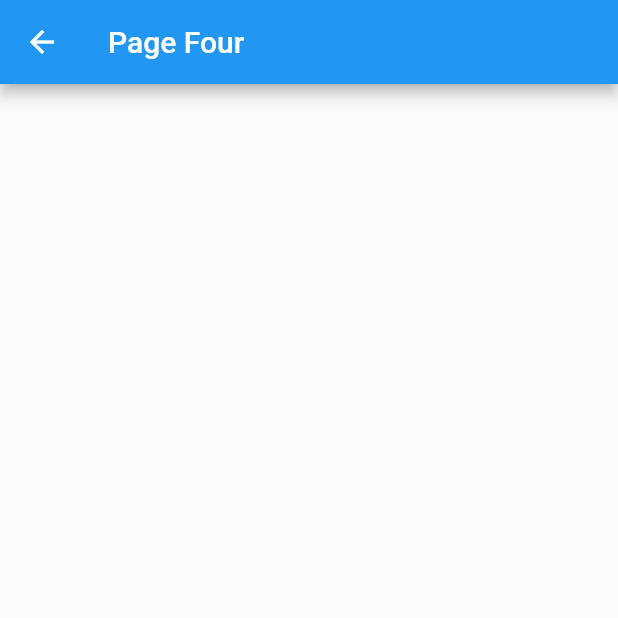
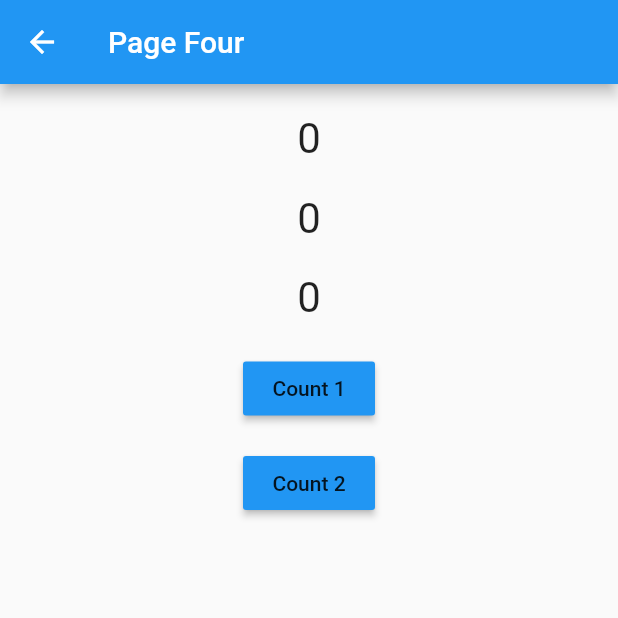
Before and after one commit to ImadDz-7/Learn-state-management-getx, a Flutter app: the PageFourView screen opened directly, on a phone screen of 412 x 824 dp, the top half of it. Run offline on Flutter 3.47's test engine with Material 2 defaults, Android fonts, the phone set to English and light mode, and no system bars; our stand-ins replace get.

Commit message:
Designing PageFour

```diff
--- a/lib/controller/rebuild_controller.dart
+++ b/lib/controller/rebuild_controller.dart
@@ -1,3 +1,5 @@
-class RebuildController{
+import 'package:get/get.dart';
+
+class RebuildController extends GetxController{
 
 }
--- a/lib/view/home_view.dart
+++ b/lib/view/home_view.dart
@@ -1,6 +1,7 @@
 import 'package:flutter/material.dart';
 import 'package:get/get.dart';
 import 'package:learn_getx_app/controller/home_controller.dart';
+import 'package:learn_getx_app/view/page_four_view.dart';
 import 'package:learn_getx_app/view/page_one_view.dart';
 
 class HomeView extends StatelessWidget {
@@ -41,7 +42,9 @@ class HomeView extends StatelessWidget {
             ),
             const SizedBox(height: 25),
             MaterialButton(
-              onPressed: () {},
+              onPressed: () {
+                Get.to(const PageFourView());
+              },
               color: Colors.red,
               child: const Text('Page Four'),
             ),
--- a/lib/view/page_four_view.dart
+++ b/lib/view/page_four_view.dart
@@ -1,5 +1,6 @@
 import 'package:flutter/material.dart';
 import 'package:get/get.dart';
+import 'package:learn_getx_app/controller/rebuild_controller.dart';
 
 class PageFourView extends StatelessWidget {
   const PageFourView({super.key});
@@ -9,12 +10,53 @@ class PageFourView extends StatelessWidget {
     return Scaffold(
       appBar: AppBar(
         title: const Text('Page Four'),
-
       ),
-      body: Column(
-        children: [
-
-        ],
+      body: Container(
+        width: double.infinity,
+        child: Column(
+          children: [
+            const SizedBox(height: 20),
+            GetBuilder<RebuildController>(
+              init: RebuildController(),
+              builder: (controller) {
+                return Text(
+                  '0',
+                  style: const TextStyle(fontSize: 28),
+                );
+              },
+            ),
+            const SizedBox(height: 20),
+            GetBuilder<RebuildController>(
+              builder: (controller) {
+                return Text(
+                  '0',
+                  style: const TextStyle(fontSize: 28),
+                );
+              },
+            ),
+            const SizedBox(height: 20),
+            GetBuilder<RebuildController>(
+              builder: (controller) {
+                return Text(
+                  '0',
+                  style: const TextStyle(fontSize: 28),
+                );
+              },
+            ),
+            const SizedBox(height: 20),
+            MaterialButton(
+              onPressed: () {},
+              color: Colors.blue,
+              child: const Text('Count 1'),
+            ),
+            const SizedBox(height: 15),
+            MaterialButton(
+              onPressed: () {},
+              color: Colors.blue,
+              child: const Text('Count 2'),
+            ),
+          ],
+        ),
       ),
     );
   }
```
